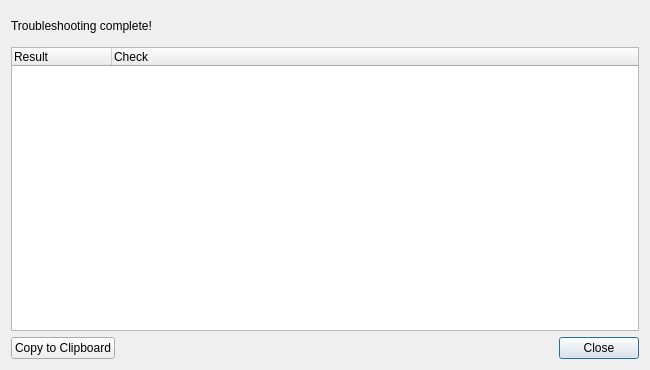
Above: data/qt/troubleshooter.ui from polychromatic/polychromatic before the change. Below: the same form after it.
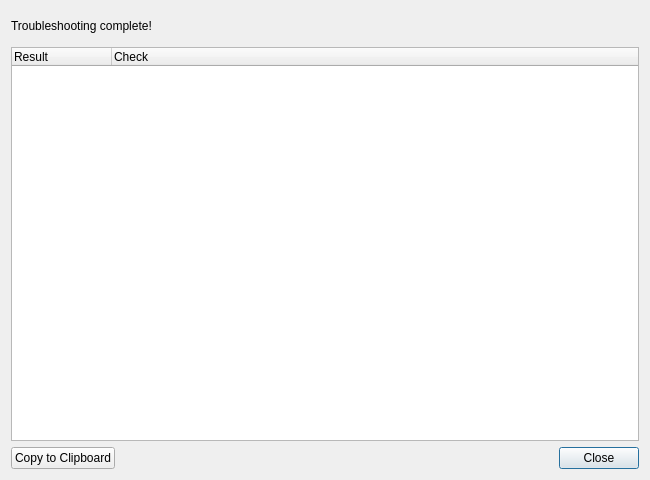
That is the form after the change. Icons and pictures are not drawn.

Commit message: Controller: Increase initial window height for Troubleshooter

```diff
--- a/data/qt/troubleshooter.ui
+++ b/data/qt/troubleshooter.ui
@@ -7,7 +7,7 @@
     <x>0</x>
     <y>0</y>
     <width>650</width>
-    <height>370</height>
+    <height>480</height>
    </rect>
   </property>
   <property name="minimumSize">
```
